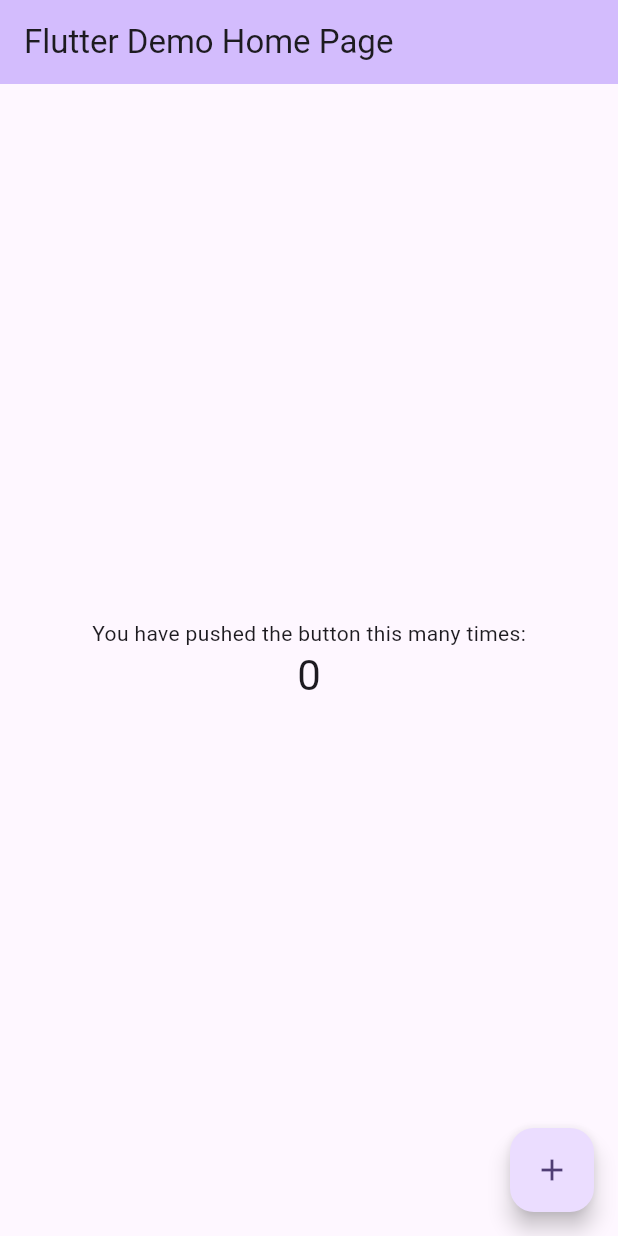
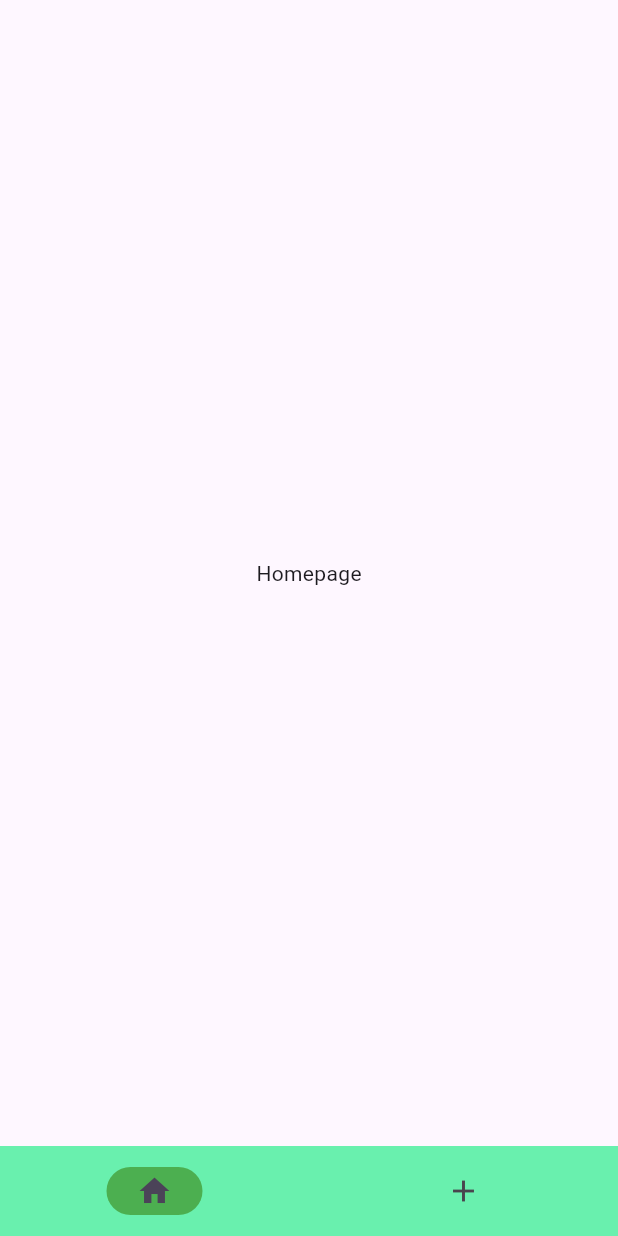
Before and after one commit to bayuhadi863/sleep-diary-mobile, a Flutter app: the screen it shows after launch, on a phone screen of 412 x 824 dp. Run offline on Flutter 3.47's test engine with Material 3 defaults, Android fonts, the light colour scheme and no system bars.

Commit message:
Implement navigation bar

```diff
--- a/lib/main.dart
+++ b/lib/main.dart
@@ -1,4 +1,6 @@
 import 'package:flutter/material.dart';
+import 'package:sleep_diary_mobile/pages/add_sleep_page.dart';
+import 'package:sleep_diary_mobile/pages/home_page.dart';
 
 void main() {
   runApp(const MyApp());
@@ -13,113 +15,51 @@
     return MaterialApp(
       title: 'Flutter Demo',
       theme: ThemeData(
-        // This is the theme of your application.
-        //
-        // TRY THIS: Try running your application with "flutter run". You'll see
-        // the application has a purple toolbar. Then, without quitting the app,
-        // try changing the seedColor in the colorScheme below to Colors.green
-        // and then invoke "hot reload" (save your changes or press the "hot
-        // reload" button in a Flutter-supported IDE, or press "r" if you used
-        // the command line to start the app).
-        //
-        // Notice that the counter didn't reset back to zero; the application
-        // state is not lost during the reload. To reset the state, use hot
-        // restart instead.
-        //
-        // This works for code too, not just values: Most code changes can be
-        // tested with just a hot reload.
         colorScheme: ColorScheme.fromSeed(seedColor: Colors.deepPurple),
         useMaterial3: true,
       ),
-      home: const MyHomePage(title: 'Flutter Demo Home Page'),
+      home: const MainPage(),
     );
   }
 }
 
-class MyHomePage extends StatefulWidget {
-  const MyHomePage({super.key, required this.title});
-
-  // This widget is the home page of your application. It is stateful, meaning
-  // that it has a State object (defined below) that contains fields that affect
-  // how it looks.
-
-  // This class is the configuration for the state. It holds the values (in this
-  // case the title) provided by the parent (in this case the App widget) and
-  // used by the build method of the State. Fields in a Widget subclass are
-  // always marked "final".
-
-  final String title;
+class MainPage extends StatefulWidget {
+  const MainPage({super.key});
 
   @override
-  State<MyHomePage> createState() => _MyHomePageState();
+  State<MainPage> createState() => _MainPageState();
 }
 
-class _MyHomePageState extends State<MyHomePage> {
-  int _counter = 0;
-
-  void _incrementCounter() {
-    setState(() {
-      // This call to setState tells the Flutter framework that something has
-      // changed in this State, which causes it to rerun the build method below
-      // so that the display can reflect the updated values. If we changed
-      // _counter without calling setState(), then the build method would not be
-      // called again, and so nothing would appear to happen.
-      _counter++;
-    });
-  }
+class _MainPageState extends State<MainPage> {
+  int index = 0;
+  final pages = [
+    const HomePage(),
+    const AddSleepPage(),
+  ];
 
   @override
   Widget build(BuildContext context) {
-    // This method is rerun every time setState is called, for instance as done
-    // by the _incrementCounter method above.
-    //
-    // The Flutter framework has been optimized to make rerunning build methods
-    // fast, so that you can just rebuild anything that needs updating rather
-    // than having to individually change instances of widgets.
     return Scaffold(
-      appBar: AppBar(
-        // TRY THIS: Try changing the color here to a specific color (to
-        // Colors.amber, perhaps?) and trigger a hot reload to see the AppBar
-        // change color while the other colors stay the same.
-        backgroundColor: Theme.of(context).colorScheme.inversePrimary,
-        // Here we take the value from the MyHomePage object that was created by
-        // the App.build method, and use it to set our appbar title.
-        title: Text(widget.title),
-      ),
-      body: Center(
-        // Center is a layout widget. It takes a single child and positions it
-        // in the middle of the parent.
-        child: Column(
-          // Column is also a layout widget. It takes a list of children and
-          // arranges them vertically. By default, it sizes itself to fit its
-          // children horizontally, and tries to be as tall as its parent.
-          //
-          // Column has various properties to control how it sizes itself and
-          // how it positions its children. Here we use mainAxisAlignment to
-          // center the children vertically; the main axis here is the vertical
-          // axis because Columns are vertical (the cross axis would be
-          // horizontal).
-          //
-          // TRY THIS: Invoke "debug painting" (choose the "Toggle Debug Paint"
-          // action in the IDE, or press "p" in the console), to see the
-          // wireframe for each widget.
-          mainAxisAlignment: MainAxisAlignment.center,
-          children: <Widget>[
-            const Text(
-              'You have pushed the button this many times:',
+        body: pages[index],
+        bottomNavigationBar: NavigationBarTheme(
+          data: NavigationBarThemeData(
+            indicatorColor: Colors.green,
+            labelTextStyle: MaterialStateProperty.all(
+              const TextStyle(fontSize: 14, fontWeight: FontWeight.w500),
             ),
-            Text(
-              '$_counter',
-              style: Theme.of(context).textTheme.headlineMedium,
-            ),
-          ],
-        ),
-      ),
-      floatingActionButton: FloatingActionButton(
-        onPressed: _incrementCounter,
-        tooltip: 'Increment',
-        child: const Icon(Icons.add),
-      ), // This trailing comma makes auto-formatting nicer for build methods.
-    );
+          ),
+          child: NavigationBar(
+            height: 60,
+            backgroundColor: Colors.greenAccent,
+            labelBehavior: NavigationDestinationLabelBehavior.alwaysHide,
+            selectedIndex: index,
+            onDestinationSelected: (index) =>
+                setState(() => this.index = index),
+            destinations: const [
+              NavigationDestination(icon: Icon(Icons.home), label: 'Home'),
+              NavigationDestination(icon: Icon(Icons.add), label: 'Home'),
+            ],
+          ),
+        ));
   }
 }
--- /dev/null
+++ b/lib/pages/add_sleep_page.dart
@@ -0,0 +1,17 @@
+import 'package:flutter/material.dart';
+
+class AddSleepPage extends StatefulWidget {
+  const AddSleepPage({super.key});
+
+  @override
+  State<AddSleepPage> createState() => _AddSleepPageState();
+}
+
+class _AddSleepPageState extends State<AddSleepPage> {
+  @override
+  Widget build(BuildContext context) {
+    return const Center(
+      child: Text('Add sleep page'),
+    );
+  }
+}
--- /dev/null
+++ b/lib/pages/home_page.dart
@@ -0,0 +1,17 @@
+import 'package:flutter/material.dart';
+
+class HomePage extends StatefulWidget {
+  const HomePage({super.key});
+
+  @override
+  State<HomePage> createState() => _HomePageState();
+}
+
+class _HomePageState extends State<HomePage> {
+  @override
+  Widget build(BuildContext context) {
+    return const Center(
+      child: Text('Homepage'),
+    );
+  }
+}
```
